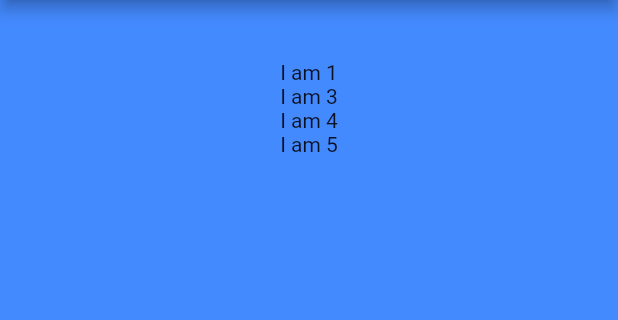
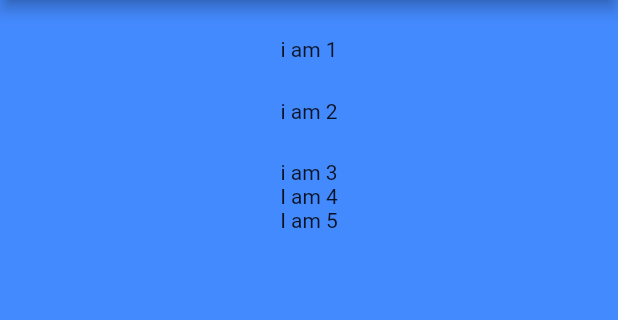
Before and after one commit to Mohammedazzam/my_first_flutter_app, a Flutter app: the screen it shows after launch, on a phone screen of 412 x 824 dp, the part 84-404 px from its top. Run offline on Flutter 3.47's test engine with Material 2 defaults, Android fonts, the phone set to English and light mode, and no system bars.

Commit message:
2.10(child في  padding عمل)

```diff
--- a/lib/main.dart
+++ b/lib/main.dart
@@ -40,13 +40,17 @@ class _MyHomePageState extends State<MyHomePage> {
         child: Column(
           children: <Widget>[
             Padding(
-              padding: EdgeInsets.only(top: 25,bottom: 15),
+              padding: EdgeInsets.only(top: 25),
+              child: Text("i am 1"),
             ),
-//            Padding(
-//              child: Text("I am 2"),
-//            ),
-            Text("I am 1"),
-            Text("I am 3"),
+           Padding(
+              padding: EdgeInsets.only(top: 25),
+              child: Text("i am 2"),
+            ),
+            Padding(
+              padding: EdgeInsets.only(top: 25),
+              child: Text("i am 3"),
+            ),
             Text("I am 4"),
             Text("I am 5"),
           ],
```
